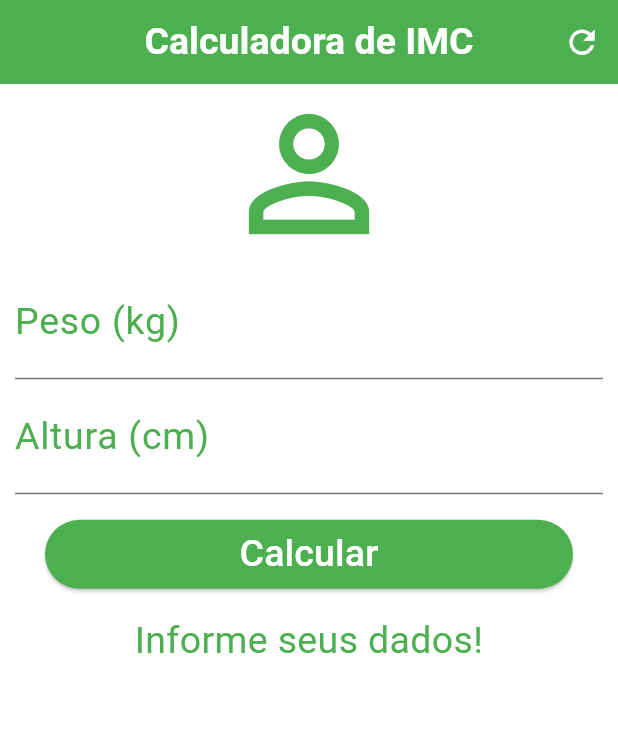
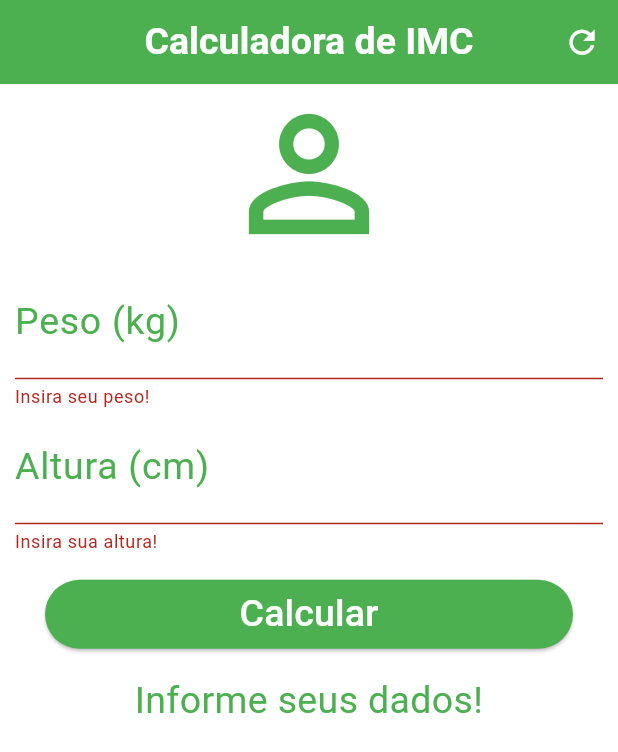
Before and after one commit to cenciW/imc_calculator, a Flutter app: the screen it shows after launch, after a tap on "Calcular", on a phone screen of 412 x 824 dp. Shown: the top 752 px of the screen. Run offline on Flutter 3.47's test engine with Material 3 defaults, Android fonts, the phone set to English and light mode, and no system bars.

```diff
--- a/lib/main.dart
+++ b/lib/main.dart
@@ -21,12 +21,16 @@ class _HomeState extends State<Home> {
   TextEditingController weightController = TextEditingController();
   TextEditingController heightController = TextEditingController();
 
+  GlobalKey<FormState> _formKey = GlobalKey();
+
   String _infoText = 'Informe seus dados!';
 
   void _resetFields() {
     weightController.text = '';
     heightController.text = '';
+    setState(() {
       _infoText = 'Informe seus dados!';
+    });
   }
 
   void _calculateImc() {
@@ -85,6 +89,8 @@ class _HomeState extends State<Home> {
       backgroundColor: Colors.white,
       body: SingleChildScrollView(
         padding: EdgeInsets.fromLTRB(10, 0, 10, 0),
+        child: Form(
+          key: _formKey,
           child: Column(
             crossAxisAlignment: CrossAxisAlignment.stretch,
             children: <Widget>[
@@ -93,7 +99,7 @@ class _HomeState extends State<Home> {
                 size: 120,
                 color: Colors.green,
               ),
-            TextField(
+              TextFormField(
                 keyboardType: TextInputType.number,
                 controller: weightController,
                 decoration: InputDecoration(
@@ -108,8 +114,13 @@ class _HomeState extends State<Home> {
                   color: Colors.green,
                   fontSize: 25,
                 ),
+                validator: (value) {
+                  if (value!.isEmpty) {
+                    return 'Insira seu peso!';
+                  }
+                },
               ),
-            TextField(
+              TextFormField(
                 keyboardType: TextInputType.number,
                 controller: heightController,
                 decoration: InputDecoration(
@@ -124,6 +135,11 @@ class _HomeState extends State<Home> {
                   color: Colors.green,
                   fontSize: 25,
                 ),
+                validator: (value) {
+                  if (value!.isEmpty) {
+                    return 'Insira sua altura!';
+                  }
+                },
               ),
               Padding(
                 padding: const EdgeInsets.only(top: 15.0, bottom: 15.0),
@@ -132,7 +148,13 @@ class _HomeState extends State<Home> {
                   padding:
                       const EdgeInsets.symmetric(vertical: 2, horizontal: 20),
                   child: ElevatedButton(
-                  onPressed: _calculateImc,
+                    onPressed: () {
+                      if (!_formKey.currentState!.validate()) {
+                        return;
+                      } else {
+                        _calculateImc();
+                      }
+                    },
                     //   //calcular Imc
                     //   double weight = double.parse(weightController.text);
                     //   double height = double.parse(heightController.text) / 100;
@@ -185,6 +207,7 @@ class _HomeState extends State<Home> {
             ],
           ),
         ),
+      ),
     );
   }
 }
```
Lines whose indentation alone changed are shown as unchanged.
